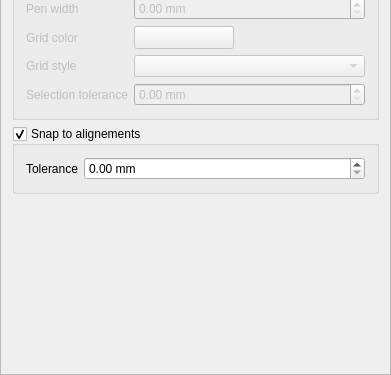
carsmie/QGIS, file src/ui/qgscompositionwidgetbase.ui: the form before one commit; both pictures show x 0 to 391 and y 412 to 787 of the 391 by 787 pixel window.
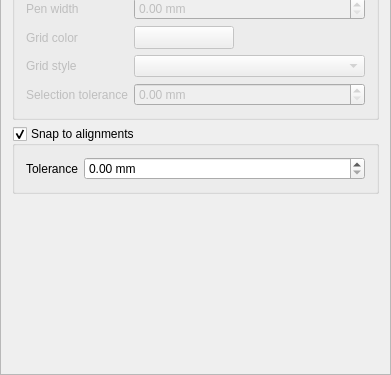
The form after the commit. Custom widgets are drawn as their Qt base class.

The edit to the form file:
```diff
--- a/src/ui/qgscompositionwidgetbase.ui
+++ b/src/ui/qgscompositionwidgetbase.ui
@@ -467,7 +467,7 @@
        <item>
         <widget class="QgsCollapsibleGroupBoxBasic" name="mAlignmentSnapGroupCheckBox">
          <property name="title">
-          <string>Snap to alignements</string>
+          <string>Snap to alignments</string>
          </property>
          <property name="checkable">
           <bool>true</bool>
```
